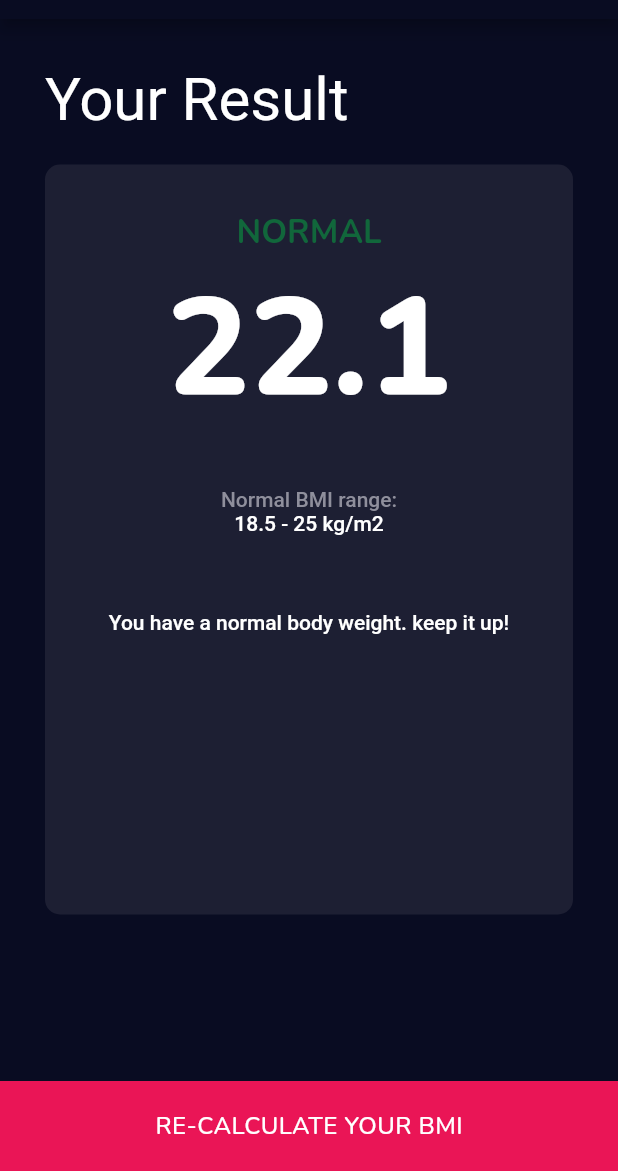
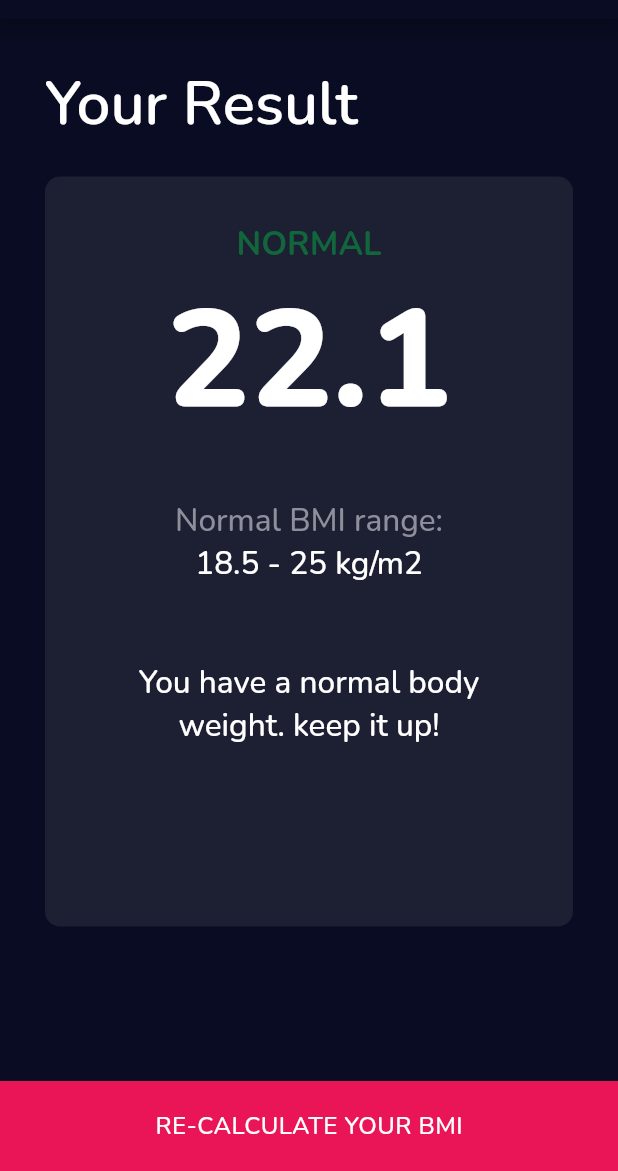
Before and after one commit to ManuelWandeto/bmi_calculaor, a Flutter app: the screen it shows after launch, after a tap on "CALCULATE YOUR BMI", on a phone screen of 412 x 824 dp, the part 65-1236 px from its top. Run offline on Flutter 3.47's test engine with Material 2 defaults, Android fonts, the phone set to English and light mode, and no system bars.

Commit message:
Update main.dart
Add bodyLarge and headlineLarge properties to global text theme

```diff
--- a/lib/main.dart
+++ b/lib/main.dart
@@ -12,6 +12,10 @@ void main() {
         bodyMedium: const TextStyle(
           fontFamily: 'Nunito',
         ),
+        bodyLarge: const TextStyle(
+          fontFamily: 'Nunito',
+          fontSize: 21,
+        ),
         labelLarge: TextStyle(
           fontFamily: 'Nunito',
           fontSize: 16,
@@ -22,7 +26,12 @@ void main() {
           fontFamily: 'Nunito',
           fontWeight: FontWeight.w800,
           fontSize: 54,
-            )),
+        ),
+        headlineLarge: const TextStyle(
+          fontFamily: 'Nunito',
+          fontWeight: FontWeight.w600,
+        ),
+      ),
         sliderTheme: SliderThemeData(
           activeTrackColor: Colors.white,
           inactiveTrackColor: Colors.white.withOpacity(.4),
```
Lines whose indentation alone changed are shown as unchanged.
